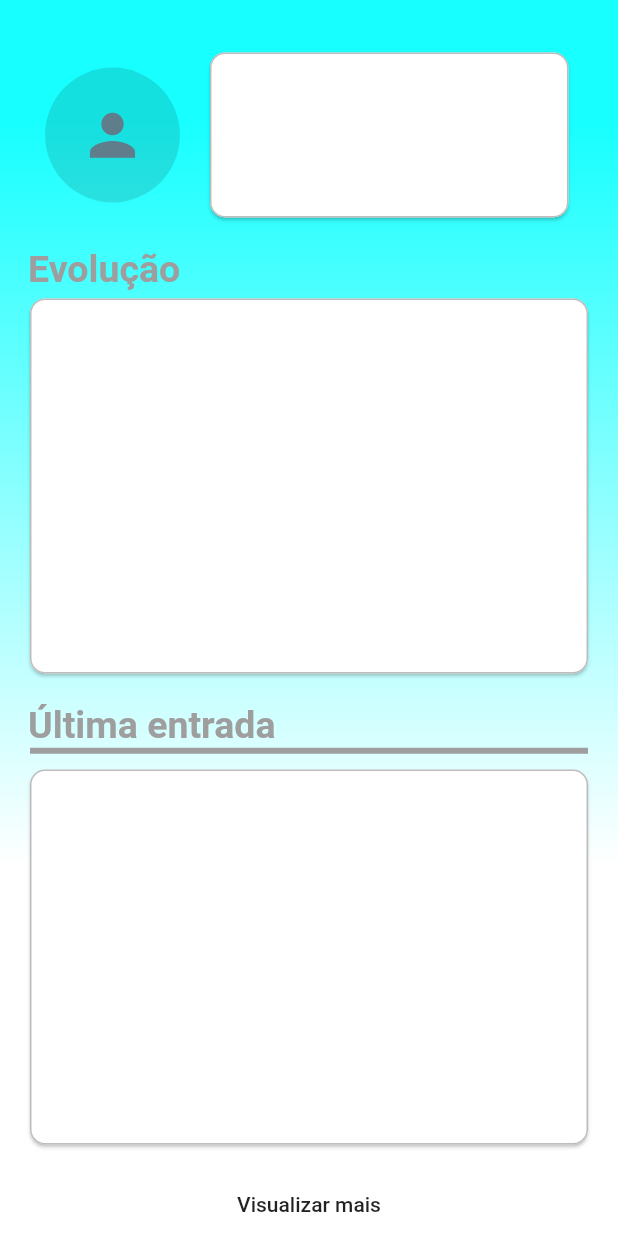
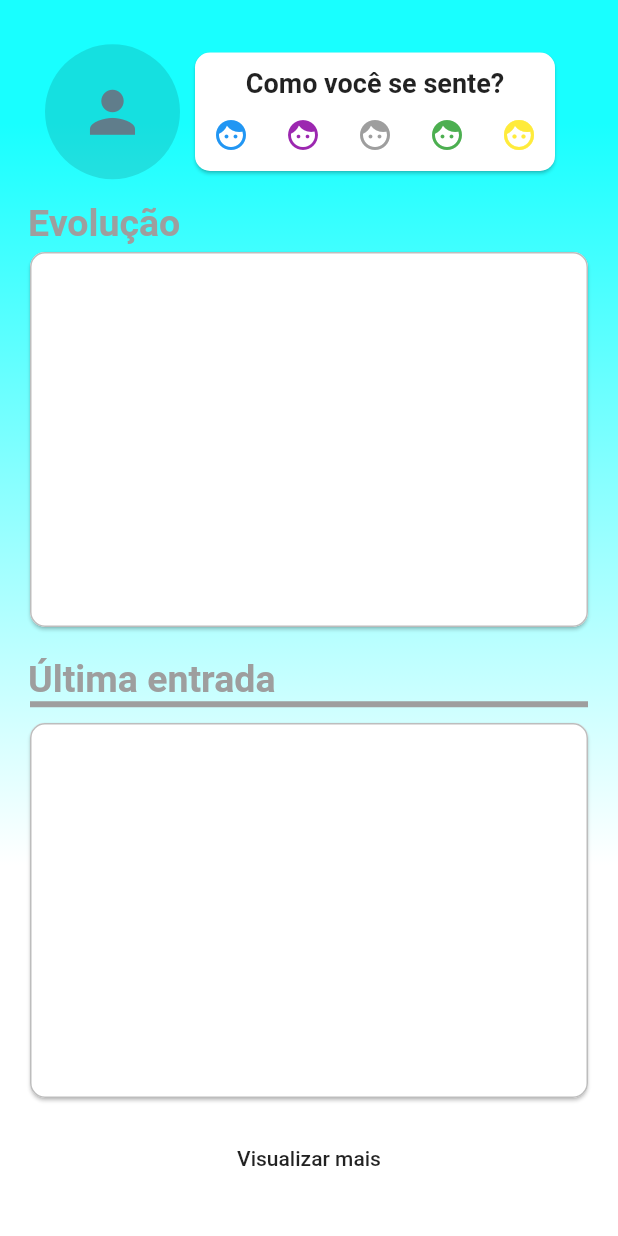
Before and after one commit to andrelrf1/cheerup, a Flutter app: the Home screen opened directly, on a phone screen of 412 x 824 dp. Run offline on Flutter 3.47's test engine with Material 2 defaults, Android fonts, the phone set to English and light mode, and no system bars.

Commit message:
Como você se sente

```diff
--- a/lib/screens/home/home_screen.dart
+++ b/lib/screens/home/home_screen.dart
@@ -1,3 +1,4 @@
+import 'package:cheerup/screens/diary/diary_screen.dart';
 import 'package:flutter/material.dart';
 
 class Home extends StatelessWidget {
@@ -19,7 +20,6 @@ class Home extends StatelessWidget {
               ]),
         ),
         // padding: EdgeInsets.only(top: 29.1),
-        // color: Colors.yellow[200],
         child: ListView(
           children: <Widget>[
             SizedBox(
@@ -44,21 +44,82 @@ class Home extends StatelessWidget {
                     borderRadius: BorderRadius.circular(10),
                   ),
                   margin:
-                      new EdgeInsets.symmetric(horizontal: 20.0, vertical: 20),
+                      new EdgeInsets.symmetric(horizontal: 10, vertical: 20),
                   child: Column(
                     // mainAxisSize: MainAxisSize.min,
                     children: <Widget>[
                       Container(
-                        height: 110,
-                        width: MediaQuery.of(context).size.width * 0.58,
-                        decoration: BoxDecoration(
-                          borderRadius: BorderRadius.all(Radius.circular(10)),
-                          color: Colors.white,
-                          border: Border.all(
-                            width: 1,
-                            color: Colors.grey[400],
+                        alignment: Alignment.topLeft,
+                        padding: EdgeInsets.only(top: 10),
+                        child: Text(
+                          "Como você se sente?",
+                          style: TextStyle(
+                              fontSize: 18, fontWeight: FontWeight.bold),
+                        ),
+                      ),
+                      Row(
+                        children: <Widget>[
+                          IconButton(
+                            icon: Icon(Icons.face),
+                            onPressed: () {
+                              Navigator.push(
+                                context,
+                                MaterialPageRoute(
+                                  builder: (context) => Diary(),
+                                ),
+                              );
+                            },
+                            color: Colors.blue,
                           ),
-                        ),
+                          IconButton(
+                            icon: Icon(Icons.face),
+                            onPressed: () {
+                              Navigator.push(
+                                context,
+                                MaterialPageRoute(
+                                  builder: (context) => Diary(),
+                                ),
+                              );
+                            },
+                            color: Colors.purple,
+                          ),
+                          IconButton(
+                            icon: Icon(Icons.face),
+                            onPressed: () {
+                              Navigator.push(
+                                context,
+                                MaterialPageRoute(
+                                  builder: (context) => Diary(),
+                                ),
+                              );
+                            },
+                            color: Colors.grey,
+                          ),
+                          IconButton(
+                            icon: Icon(Icons.face),
+                            onPressed: () {
+                              Navigator.push(
+                                context,
+                                MaterialPageRoute(
+                                  builder: (context) => Diary(),
+                                ),
+                              );
+                            },
+                            color: Colors.green,
+                          ),
+                          IconButton(
+                            icon: Icon(Icons.face),
+                            onPressed: () {
+                              Navigator.push(
+                                context,
+                                MaterialPageRoute(
+                                  builder: (context) => Diary(),
+                                ),
+                              );
+                            },
+                            color: Colors.yellow,
+                          ),
+                        ],
                       ),
                     ],
                   ),
```
